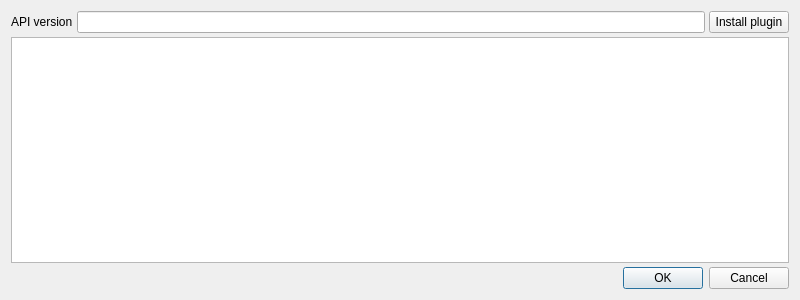
Before: the Qt Designer form src/plugininfowindow/plugininfowindow.ui in QQxiaoming/quardCRT, drawn with Qt 5.
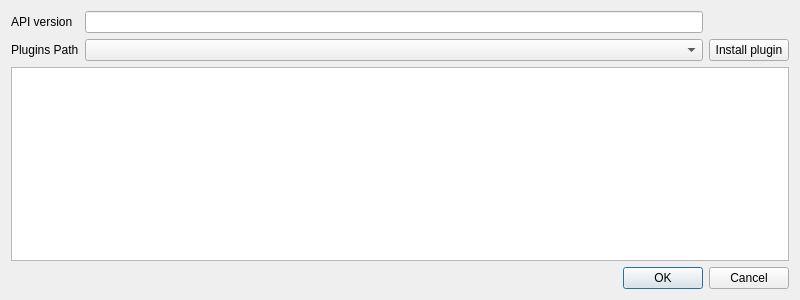
After: the same form once the commit is applied.

Commit message: Update plugin info window

```diff
--- a/src/plugininfowindow/plugininfowindow.ui
+++ b/src/plugininfowindow/plugininfowindow.ui
@@ -14,15 +14,19 @@
    <string>Plugin Info</string>
   </property>
   <layout class="QVBoxLayout" name="verticalLayout">
-   <property name="spacing">
-    <number>4</number>
-   </property>
    <item>
-    <layout class="QHBoxLayout" name="horizontalLayout">
-     <property name="spacing">
-      <number>4</number>
-     </property>
-     <item>
+    <layout class="QGridLayout" name="gridLayout">
+     <item row="1" column="0">
+      <widget class="QLabel" name="label_2">
+       <property name="text">
+        <string>Plugins Path</string>
+       </property>
+      </widget>
+     </item>
+     <item row="0" column="1">
+      <widget class="QLineEdit" name="lineEditAPIVersion"/>
+     </item>
+     <item row="0" column="0">
       <widget class="QLabel" name="label">
        <property name="sizePolicy">
         <sizepolicy hsizetype="Fixed" vsizetype="Fixed">
@@ -35,16 +39,16 @@
        </property>
       </widget>
      </item>
-     <item>
-      <widget class="QLineEdit" name="lineEditAPIVersion"/>
-     </item>
-     <item>
+     <item row="1" column="2">
       <widget class="QPushButton" name="pushButtonInstallPlugin">
        <property name="text">
         <string>Install plugin</string>
        </property>
       </widget>
      </item>
+     <item row="1" column="1">
+      <widget class="QComboBox" name="comboBoxPluginsPath"/>
+     </item>
     </layout>
    </item>
    <item>
```
The commit also changes 3 other files.
